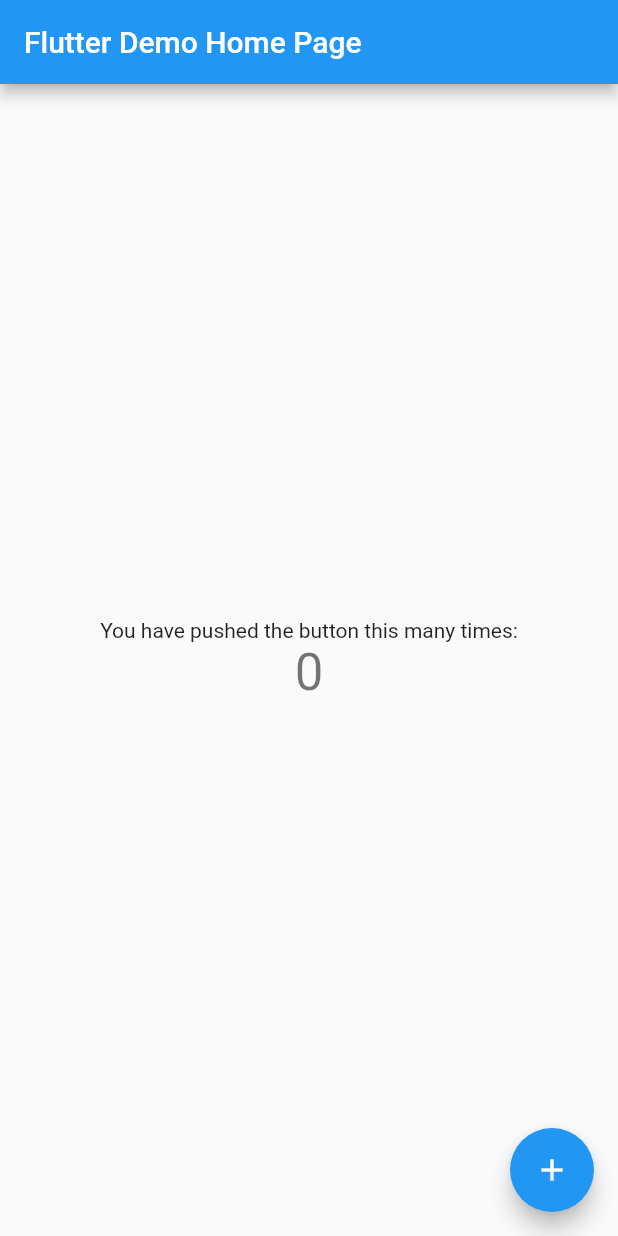
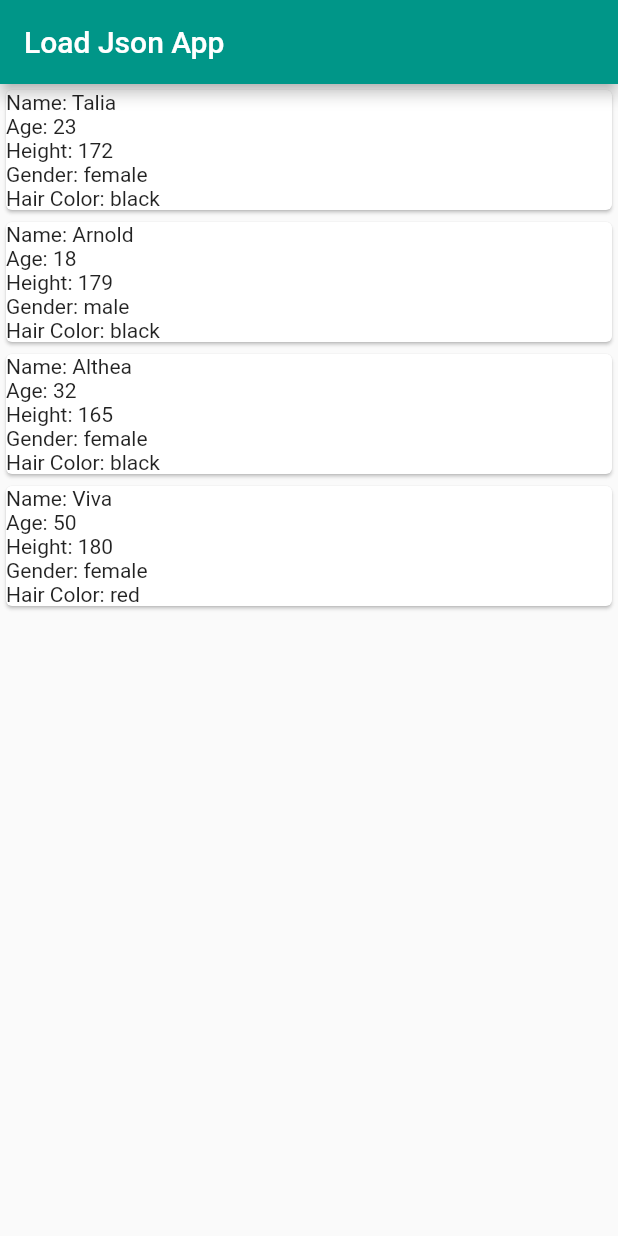
Before and after one commit to ericomine/flutter_pawan, a Flutter app: the screen it shows after launch, on a phone screen of 412 x 824 dp. Run offline on Flutter 3.47's test engine with Material 2 defaults, Android fonts, the phone set to English and light mode, and no system bars.

Commit message:
Completed ex/003

```diff
--- a/003-flutterjson/lib/main.dart
+++ b/003-flutterjson/lib/main.dart
@@ -1,111 +1,60 @@
+import 'dart:convert';
+
 import 'package:flutter/material.dart';
 
-void main() => runApp(MyApp());
+void main() => runApp(new MaterialApp(
+      home: HomePage(),
+      theme: ThemeData(
+        primarySwatch: Colors.teal,
+      ),
+    ));
 
-class MyApp extends StatelessWidget {
-  // This widget is the root of your application.
+class HomePage extends StatefulWidget {
+  HomePage({Key key}) : super(key: key);
+
+  @override
+  HomePageState createState() => HomePageState();
+}
+
+class HomePageState extends State<HomePage> {
   @override
   Widget build(BuildContext context) {
-    return MaterialApp(
-      title: 'Flutter Demo',
-      theme: ThemeData(
-        // This is the theme of your application.
-        //
-        // Try running your application with "flutter run". You'll see the
-        // application has a blue toolbar. Then, without quitting the app, try
-        // changing the primarySwatch below to Colors.green and then invoke
-        // "hot reload" (press "r" in the console where you ran "flutter run",
-        // or simply save your changes to "hot reload" in a Flutter IDE).
-        // Notice that the counter didn't reset back to zero; the application
-        // is not restarted.
-        primarySwatch: Colors.blue,
+    List data;
+
+    return Scaffold(
+      appBar: AppBar(
+        title: Text("Load Json App"),
       ),
-      home: MyHomePage(title: 'Flutter Demo Home Page'),
+      body: Container(
+        child: Center(
+          child: FutureBuilder(
+            future: DefaultAssetBundle
+                .of(context)
+                .loadString('load_json/person.json'),
+            builder: (context, snapshot) {
+              // Decode Json
+              var myData = json.decode(snapshot.data.toString());
+              return ListView.builder(
+                itemBuilder: (BuildContext context, int index) {
+                  return Card(
+                    child: Column(
+                      crossAxisAlignment: CrossAxisAlignment.stretch,
+                      children: <Widget>[
+                        Text("Name: " + myData[index]["name"]),
+                        Text("Age: " + myData[index]["age"].toString()),
+                        Text("Height: " + myData[index]["height"].toString()),
+                        Text("Gender: " + myData[index]["gender"]),
+                        Text("Hair Color: " + myData[index]["hair_color"]),
+                      ],
+                    ),
+                  );
+                },
+                itemCount: myData == null ? 0 : myData.length,
+              );
+            },
+          ),
+        ),
+      ),
     );
   }
 }
-
-class MyHomePage extends StatefulWidget {
-  MyHomePage({Key key, this.title}) : super(key: key);
-
-  // This widget is the home page of your application. It is stateful, meaning
-  // that it has a State object (defined below) that contains fields that affect
-  // how it looks.
-
-  // This class is the configuration for the state. It holds the values (in this
-  // case the title) provided by the parent (in this case the App widget) and
-  // used by the build method of the State. Fields in a Widget subclass are
-  // always marked "final".
-
-  final String title;
-
-  @override
-  _MyHomePageState createState() => _MyHomePageState();
-}
-
-class _MyHomePageState extends State<MyHomePage> {
-  int _counter = 0;
-
-  void _incrementCounter() {
-    setState(() {
-      // This call to setState tells the Flutter framework that something has
-      // changed in this State, which causes it to rerun the build method below
-      // so that the display can reflect the updated values. If we changed
-      // _counter without calling setState(), then the build method would not be
-      // called again, and so nothing would appear to happen.
-      _counter++;
-    });
-  }
-
-  @override
-  Widget build(BuildContext context) {
-    // This method is rerun every time setState is called, for instance as done
-    // by the _incrementCounter method above.
-    //
-    // The Flutter framework has been optimized to make rerunning build methods
-    // fast, so that you can just rebuild anything that needs updating rather
-    // than having to individually change instances of widgets.
-    return Scaffold(
-      appBar: AppBar(
-        // Here we take the value from the MyHomePage object that was created by
-        // the App.build method, and use it to set our appbar title.
-        title: Text(widget.title),
-      ),
-      body: Center(
-        // Center is a layout widget. It takes a single child and positions it
-        // in the middle of the parent.
-        child: Column(
-          // Column is also a layout widget. It takes a list of children and
-          // arranges them vertically. By default, it sizes itself to fit its
-          // children horizontally, and tries to be as tall as its parent.
-          //
-          // Invoke "debug painting" (press "p" in the console, choose the
-          // "Toggle Debug Paint" action from the Flutter Inspector in Android
-          // Studio, or the "Toggle Debug Paint" command in Visual Studio Code)
-          // to see the wireframe for each widget.
-          //
-          // Column has various properties to control how it sizes itself and
-          // how it positions its children. Here we use mainAxisAlignment to
-          // center the children vertically; the main axis here is the vertical
-          // axis because Columns are vertical (the cross axis would be
-          // horizontal).
-          mainAxisAlignment: MainAxisAlignment.center,
-          children: <Widget>[
-            Text(
-              'You have pushed the button this many times:',
-            ),
-            Text(
-              '$_counter',
-              style: Theme.of(context).textTheme.display1,
-            ),
-          ],
-        ),
-      ),
-      floatingActionButton: FloatingActionButton(
-        onPressed: _incrementCounter,
-        tooltip: 'Increment',
-        child: Icon(Icons.add),
-      ), // This trailing comma makes auto-formatting nicer for build methods.
-    );
-  }
-}
--- a/003-flutterjson/pubspec.yaml
+++ b/003-flutterjson/pubspec.yaml
@@ -41,9 +41,8 @@ flutter:
   uses-material-design: true
 
   # To add assets to your application, add an assets section, like this:
-  # assets:
-  #  - images/a_dot_burr.jpeg
-  #  - images/a_dot_ham.jpeg
+  assets:
+   - load_json/person.json
 
   # An image asset can refer to one or more resolution-specific "variants", see
   # https://flutter.dev/assets-and-images/#resolution-aware.
```
